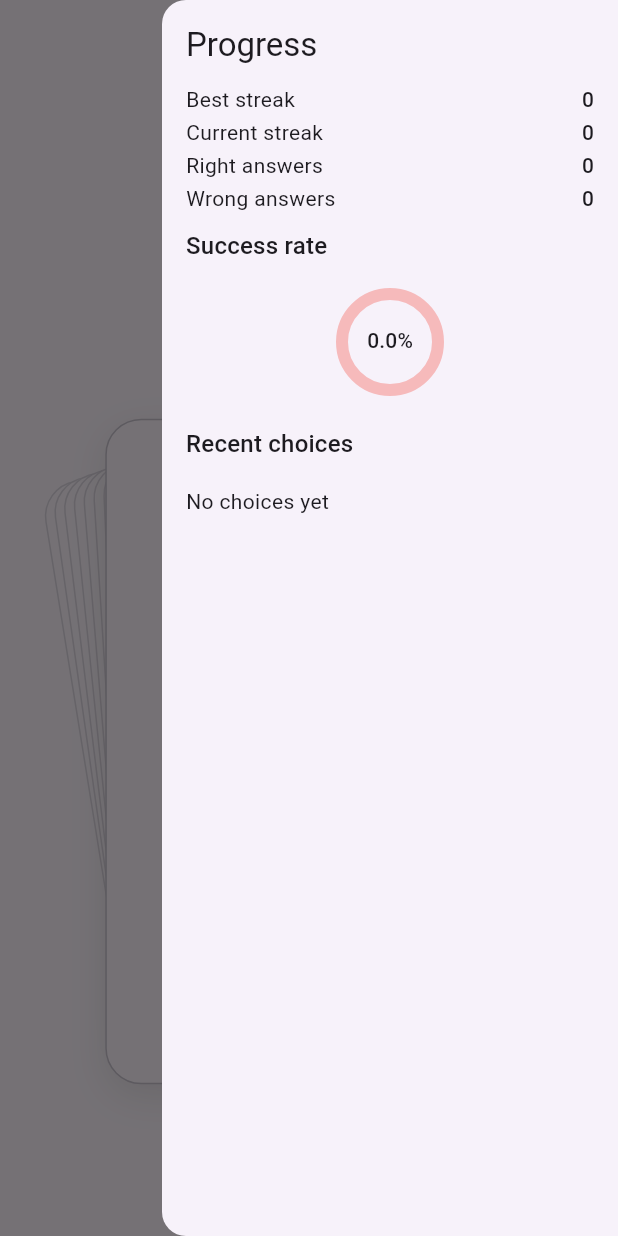
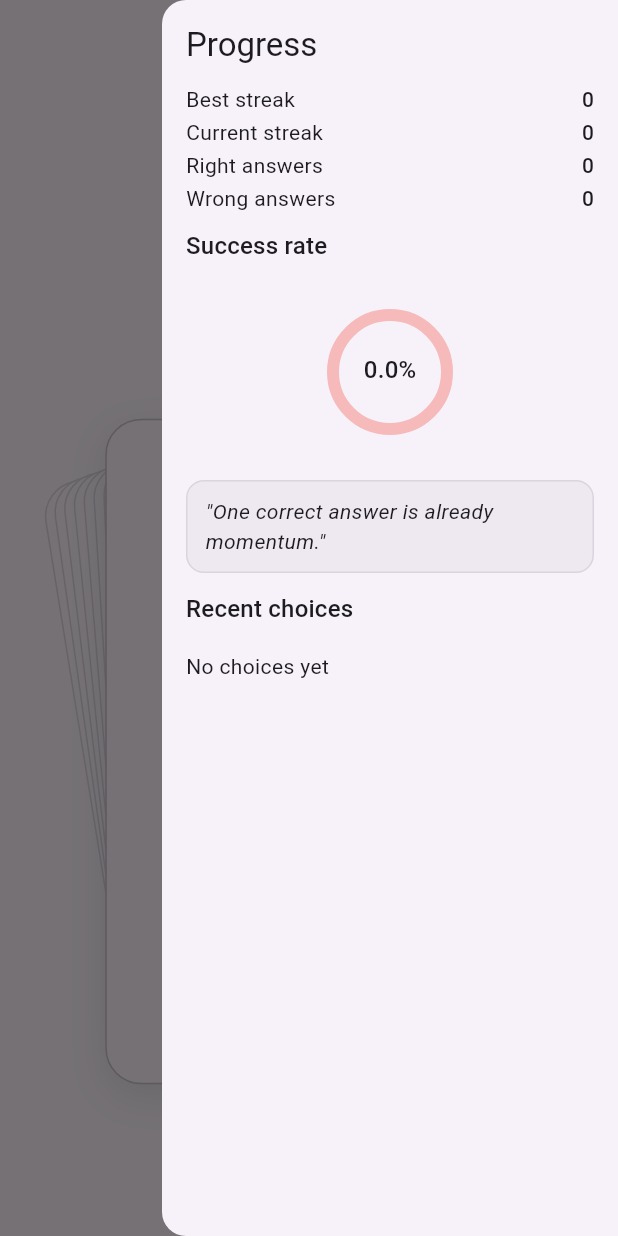
Before and after one commit to nikolay-potehin/cards-test-task, a Flutter app: the screen it shows after launch, with the side drawer open, on a phone screen of 412 x 824 dp. Run offline on Flutter 3.47's test engine with Material 3 defaults, Android fonts, the phone set to English and light mode, and no system bars; our stand-ins replace confetti, equatable, flutter_bloc.

Commit message:
feat(progress): adds motivational quotes based on winrate level

```diff
--- a/lib/features/progress/widgets/progress_view.dart
+++ b/lib/features/progress/widgets/progress_view.dart
@@ -4,6 +4,44 @@ import 'package:test_task_cards/features/progress/models/progress_model.dart';
 import 'package:test_task_cards/features/progress/repos/progress_repo.dart';
 
 typedef _ProgressDrawerData = ({ProgressModel progress, List<CardSwipeChoice> history});
+
+const _quotesByRateTier = <List<String>>[
+  [
+    'Every expert was once a beginner. Keep going.',
+    'Small wins today build big wins tomorrow.',
+    'Progress starts when you decide not to quit.',
+    'You are training consistency, not perfection.',
+    'One correct answer is already momentum.',
+  ],
+  [
+    'You are getting traction. Stay steady.',
+    'Your effort is turning into measurable growth.',
+    'This is the stage where persistence pays off.',
+    'You are stronger than your last mistake.',
+    'Keep stacking correct choices, one by one.',
+  ],
+  [
+    'Solid rhythm. Keep sharpening your focus.',
+    'You are past random luck. This is skill.',
+    'Halfway and rising. Great control so far.',
+    'Consistency is becoming your advantage.',
+    'You are building a reliable learning pace.',
+  ],
+  [
+    'Excellent form. You are in command.',
+    'High accuracy comes from disciplined reps.',
+    'You are close to elite territory.',
+    'Strong performance. Stay calm and precise.',
+    'This level reflects serious commitment.',
+  ],
+  [
+    'Outstanding work. You are operating at a high level.',
+    'Top-tier focus. Keep that standard.',
+    'You are turning preparation into mastery.',
+    'Elite accuracy. Maintain the pressure.',
+    'This is championship-level consistency.',
+  ],
+];
 
 class ProgressView extends StatelessWidget {
   const ProgressView({super.key});
@@ -27,6 +65,7 @@ class ProgressView extends StatelessWidget {
         final history = data.history;
         final successRate = progress.accuracy.clamp(0.0, 1.0);
         final successRateLabel = '${(successRate * 100).toStringAsFixed(1)}%';
+        final quote = _quoteForSuccessRate(successRate: successRate);
 
         return Column(
           crossAxisAlignment: CrossAxisAlignment.start,
@@ -43,6 +82,8 @@ class ProgressView extends StatelessWidget {
             Center(
               child: _SuccessRateRing(key: ValueKey(successRateLabel), progress: successRate, label: successRateLabel),
             ),
+            const SizedBox(height: 8),
+            _QuoteBlock(quote: quote),
             const SizedBox(height: 12),
             Text('Recent choices', style: Theme.of(context).textTheme.titleMedium),
             const SizedBox(height: 8),
@@ -87,6 +128,13 @@ class ProgressView extends StatelessWidget {
       history: historyResult.when(ok: (data) => data, err: (_, _) => const <CardSwipeChoice>[]),
     );
   }
+
+  String _quoteForSuccessRate({required double successRate}) {
+    final percent = successRate * 100;
+    final tier = (percent ~/ 20).clamp(0, _quotesByRateTier.length - 1);
+    final tierQuotes = List.of(_quotesByRateTier[tier])..shuffle();
+    return tierQuotes.first;
+  }
 }
 
 class _ProgressMetric extends StatelessWidget {
@@ -118,7 +166,7 @@ class _SuccessRateRing extends StatelessWidget {
   @override
   Widget build(BuildContext context) {
     return SizedBox.square(
-      dimension: 88,
+      dimension: 128,
       child: Stack(
         alignment: Alignment.center,
         children: [
@@ -133,7 +181,7 @@ class _SuccessRateRing extends StatelessWidget {
                   value: value,
                   strokeCap: StrokeCap.round,
                   strokeWidth: 8,
-                  constraints: BoxConstraints.tight(const Size.square(64)),
+                  constraints: BoxConstraints.tight(const Size.square(76)),
                   backgroundColor: Colors.red.withValues(alpha: 0.32),
                   valueColor: const AlwaysStoppedAnimation<Color>(Colors.green),
                 ),
@@ -142,7 +190,7 @@ class _SuccessRateRing extends StatelessWidget {
           ),
           Padding(
             padding: const EdgeInsets.fromLTRB(18, 18, 18, 20),
-            child: Text(label, style: Theme.of(context).textTheme.titleSmall),
+            child: Text(label, style: Theme.of(context).textTheme.titleMedium),
           ),
         ],
       ),
@@ -150,4 +198,25 @@ class _SuccessRateRing extends StatelessWidget {
   }
 }
 
+class _QuoteBlock extends StatelessWidget {
+  const _QuoteBlock({required this.quote});
+
+  final String quote;
+
+  @override
+  Widget build(BuildContext context) {
+    final scheme = Theme.of(context).colorScheme;
+    return Container(
+      width: double.infinity,
+      padding: const EdgeInsets.symmetric(horizontal: 12, vertical: 10),
+      decoration: BoxDecoration(
+        color: scheme.surfaceContainerHighest.withValues(alpha: 0.55),
+        borderRadius: BorderRadius.circular(12),
+        border: Border.all(color: scheme.outlineVariant.withValues(alpha: 0.55)),
+      ),
+      child: Text('"$quote"', style: Theme.of(context).textTheme.bodyMedium?.copyWith(fontStyle: FontStyle.italic)),
+    );
+  }
+}
+
 // # Generated by Copilot
```
Also changed, not shown: 1 other file.
